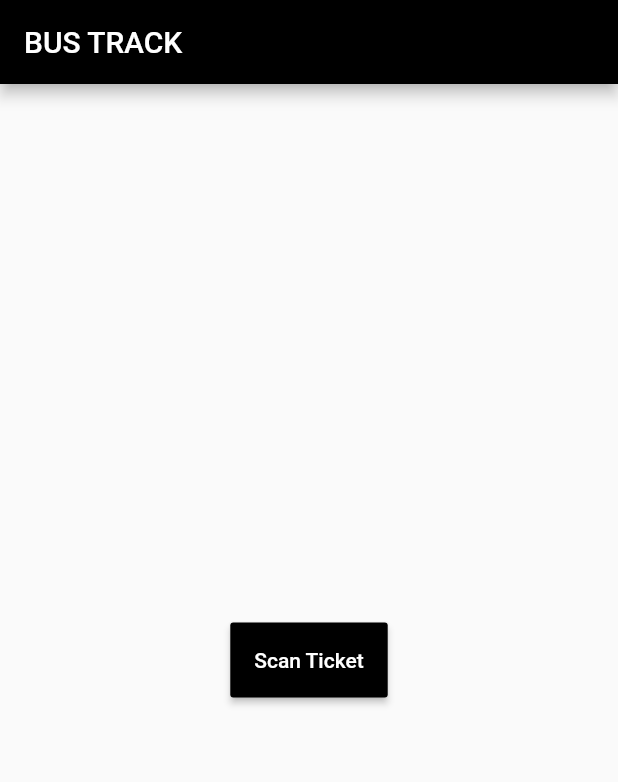
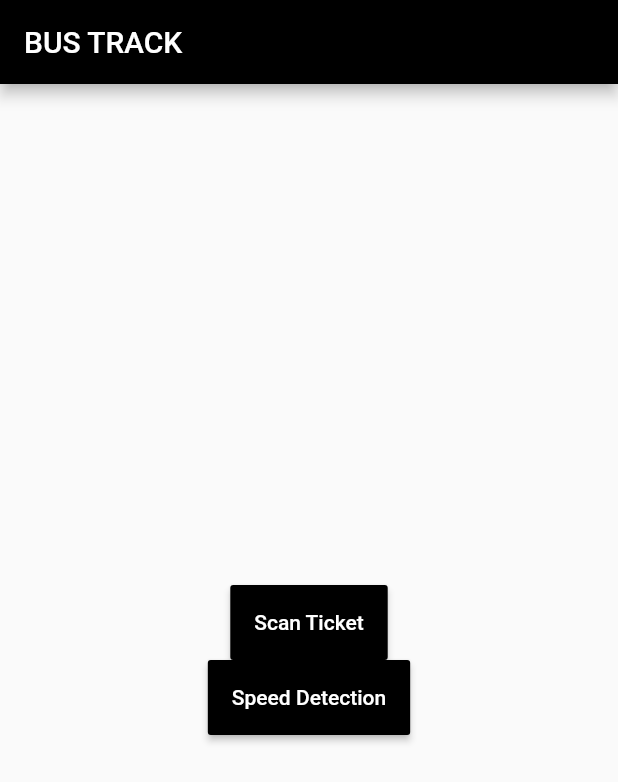
Before and after one commit to Mshimaz/Bus-Tracking-System, a Flutter app: the screen it shows after launch, on a phone screen of 412 x 824 dp. Shown: the top 782 px of the screen. Run offline on Flutter 3.47's test engine with Material 2 defaults, Android fonts, the phone set to English and light mode, and no system bars; our stand-ins replace camera, firebase_core, flutter_local_notifications, geolocator, sensors; missing offline and left inert: google_ml_kit; accounts and stored records are empty.

Commit message:
Speed check created

```diff
--- a/lib/Screens/scanTicketScreen.dart
+++ b/lib/Screens/scanTicketScreen.dart
@@ -1,5 +1,7 @@
+import 'package:bus_track/Screens/speedDetectingScreen.dart';
 import 'package:bus_track/Screens/textExtractionScreen.dart';
 import 'package:flutter/material.dart';
+import 'package:geolocator/geolocator.dart';
 
 class ScanTicketScreen extends StatefulWidget {
   const ScanTicketScreen({super.key});
@@ -9,8 +11,16 @@ class ScanTicketScreen extends StatefulWidget {
 }
 
 class _ScanTicketScreenState extends State<ScanTicketScreen> {
+  Future<void> _requestLocationPermission() async {
+    final permission = await Geolocator.requestPermission();
+    if (permission == LocationPermission.denied) {
+      await Geolocator.openAppSettings();
+    }
+  }
+
   @override
   Widget build(BuildContext context) {
+    _requestLocationPermission();
     return Scaffold(
       appBar: AppBar(
         title: const Text(
@@ -20,7 +30,10 @@ class _ScanTicketScreenState extends State<ScanTicketScreen> {
         backgroundColor: Colors.black,
       ),
       body: Center(
-          child: MaterialButton(
+          child: Column(
+        mainAxisAlignment: MainAxisAlignment.center,
+        children: [
+          MaterialButton(
             color: Colors.black,
             height: 50,
             onPressed: () {
@@ -33,6 +46,22 @@ class _ScanTicketScreenState extends State<ScanTicketScreen> {
               "Scan Ticket",
               style: TextStyle(color: Colors.white),
             ),
+          ),
+          MaterialButton(
+            color: Colors.black,
+            height: 50,
+            onPressed: () {
+              Navigator.push(context,
+                  MaterialPageRoute(builder: (BuildContext context) {
+                return SpeedometerScreen();
+              }));
+            },
+            child: const Text(
+              "Speed Detection",
+              style: TextStyle(color: Colors.white),
+            ),
+          ),
+        ],
       )),
     );
   }
--- a/lib/Screens/textExtractionScreen.dart
+++ b/lib/Screens/textExtractionScreen.dart
@@ -68,6 +68,7 @@ class _TicketExtractionScreenState extends State<TicketExtractionScreen> {
       final RecognizedText recognisedText =
           await textDetector.processImage(inputImage);
       String allText = recognisedText.text;
+      print(allText);
       List<String> lines = allText.split("\n");
       String busNo = lines[2];
       print(busNo);
--- a/lib/main.dart
+++ b/lib/main.dart
@@ -14,7 +14,7 @@ class MyApp extends StatelessWidget {
   @override
   Widget build(BuildContext context) {
     return MaterialApp(
-      title: 'Flutter Demo',
+      title: 'BUS TRACK',
       theme: ThemeData(
         primarySwatch: Colors.grey,
       ),
--- a/pubspec.yaml
+++ b/pubspec.yaml
@@ -41,6 +41,9 @@ dependencies:
   # The following adds the Cupertino Icons font to your application.
   # Use with the CupertinoIcons class for iOS style icons.
   cupertino_icons: ^1.0.2
+  sensors: ^2.0.3
+  geolocator: ^9.0.2
+  flutter_local_notifications: ^13.0.0
 
 dev_dependencies:
   flutter_test:
```
Also changed, not shown: lib/Screens/speedDetectingScreen.dart (added, +107 -0 lines), pubspec.lock, 5 other files. Lines whose indentation alone changed are shown as unchanged.
